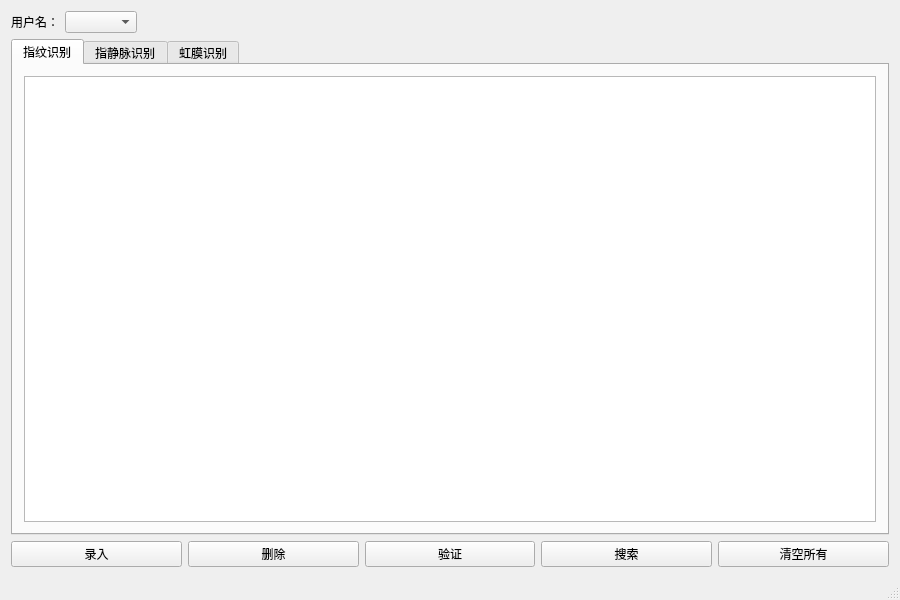
Above: mainwindow.ui from ukui/ukui-biometric-manager before the change. Below: the same form after it.
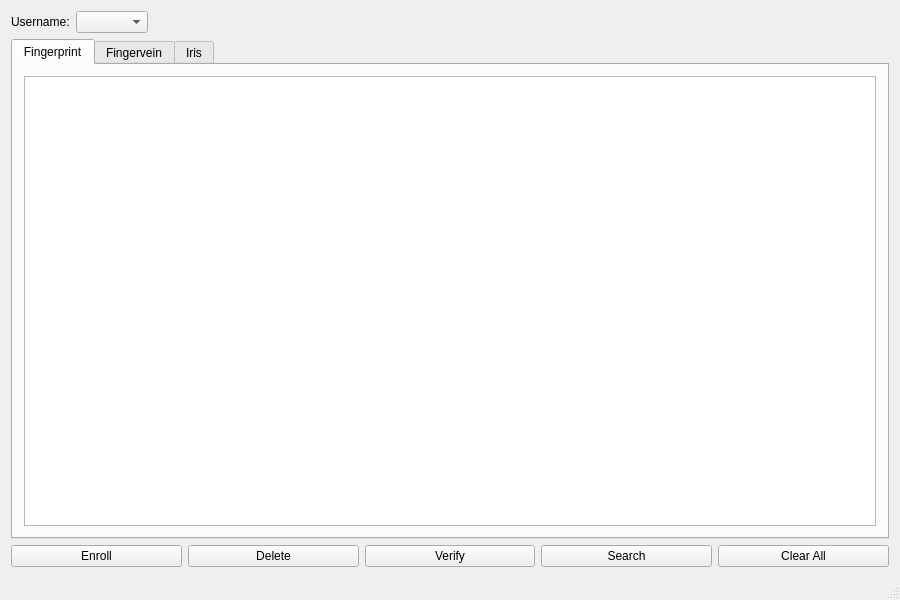
That is the form after the change.

What changed in the file:
```diff
--- a/mainwindow.ui
+++ b/mainwindow.ui
@@ -20,7 +20,7 @@
       <item>
        <widget class="QLabel" name="lblUname">
         <property name="text">
-         <string>用户名：</string>
+         <string>Username:</string>
         </property>
        </widget>
       </item>
@@ -49,7 +49,7 @@
       </property>
       <widget class="QWidget" name="pageFingerprint">
        <attribute name="title">
-        <string>指纹识别</string>
+        <string>Fingerprint</string>
        </attribute>
        <layout class="QVBoxLayout" name="verticalLayout">
         <item>
@@ -63,7 +63,7 @@
       </widget>
       <widget class="QWidget" name="pageFingervein">
        <attribute name="title">
-        <string>指静脉识别</string>
+        <string>Fingervein</string>
        </attribute>
        <layout class="QVBoxLayout" name="verticalLayout_5">
         <item>
@@ -80,7 +80,7 @@
       </widget>
       <widget class="QWidget" name="pageIris">
        <attribute name="title">
-        <string>虹膜识别</string>
+        <string>Iris</string>
        </attribute>
        <layout class="QVBoxLayout" name="verticalLayout_2">
         <item>
@@ -99,35 +99,35 @@
       <item>
        <widget class="QPushButton" name="btnEnroll">
         <property name="text">
-         <string>录入</string>
+         <string>Enroll</string>
         </property>
        </widget>
       </item>
       <item>
        <widget class="QPushButton" name="btnDelete">
         <property name="text">
-         <string>删除</string>
+         <string>Delete</string>
         </property>
        </widget>
       </item>
       <item>
        <widget class="QPushButton" name="btnVerify">
         <property name="text">
-         <string>验证</string>
+         <string>Verify</string>
         </property>
        </widget>
       </item>
       <item>
        <widget class="QPushButton" name="btnSearch">
         <property name="text">
-         <string>搜索</string>
+         <string>Search</string>
         </property>
        </widget>
       </item>
       <item>
        <widget class="QPushButton" name="btnDrop">
         <property name="text">
-         <string>清空所有</string>
+         <string>Clear All</string>
         </property>
        </widget>
       </item>
```
Left out of the diff: 2 changed lines with no effect on the pictures.
